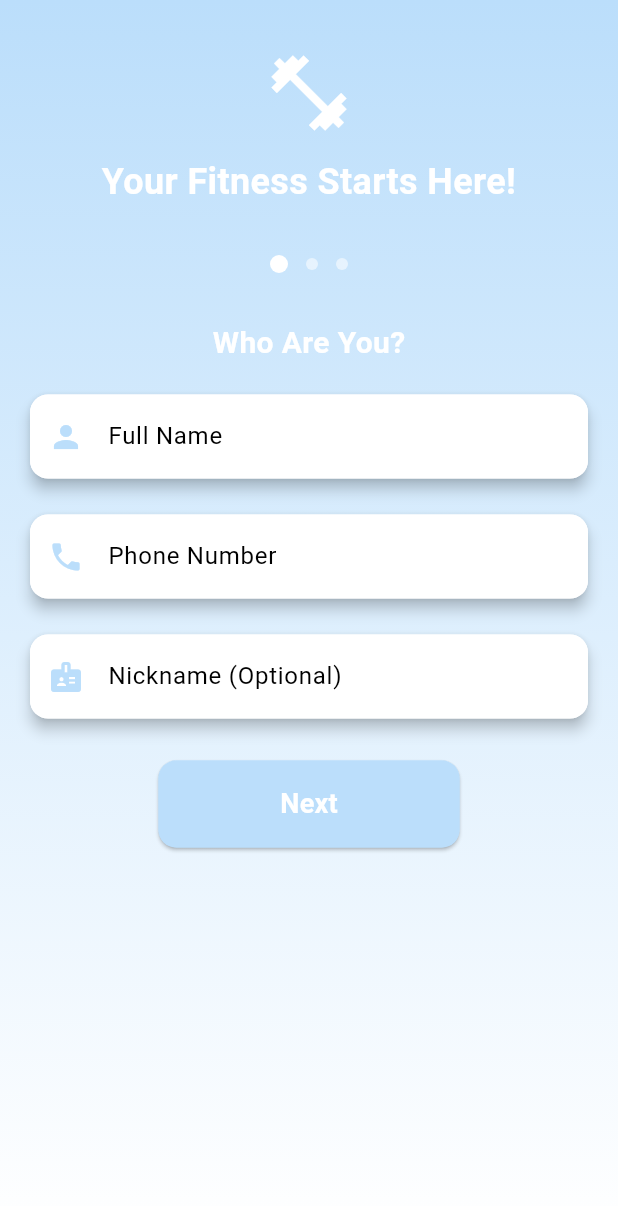
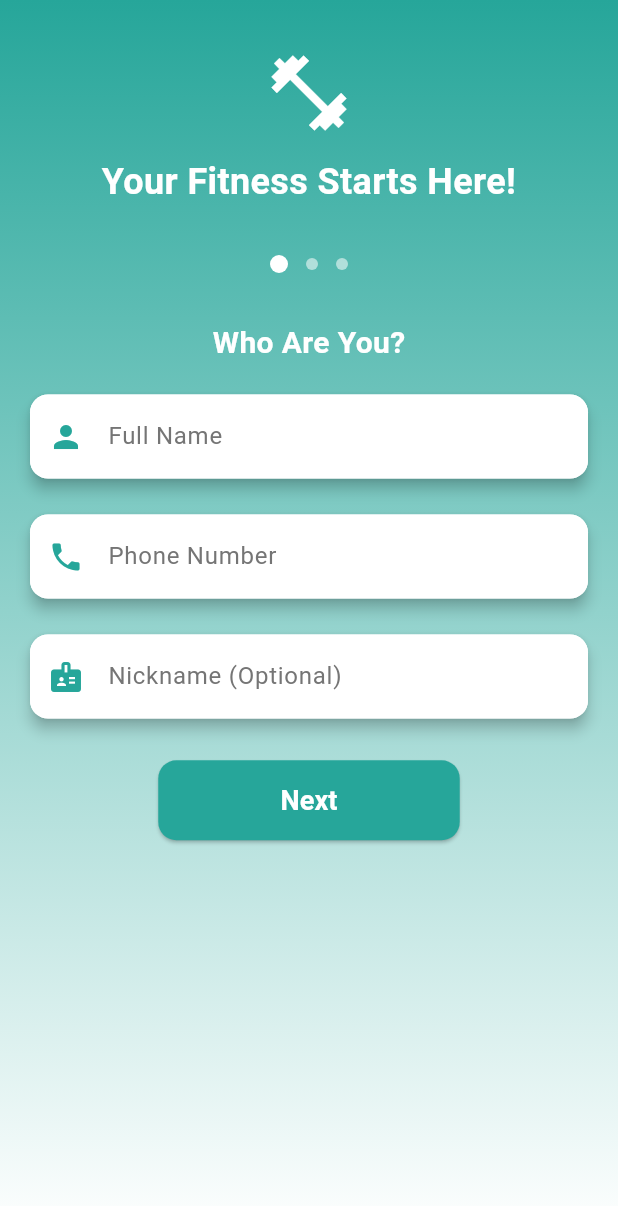
Before and after one commit to venkatesh2344/fitbyte, a Flutter app: the OnboardingScreen screen opened directly, on a phone screen of 412 x 824 dp. Shown: the top 1206 px of the screen. Run offline on Flutter 3.47's test engine with Material 3 defaults, Android fonts, the phone set to English and light mode, and no system bars; our stand-ins replace fl_chart, get, sqflite, syncfusion_flutter_gauges; accounts and stored records are empty.

Commit message:
new changes

```diff
--- a/fitbyte/lib/dashboard/dashboard_header.dart
+++ b/fitbyte/lib/dashboard/dashboard_header.dart
@@ -26,7 +26,7 @@ class DashboardHeader extends StatelessWidget {
           children: [
             const Spacer(),
             Text(
-              'FitByte Dashboard',
+              'FitByte',
               style: Theme.of(context).textTheme.titleLarge?.copyWith(
                 fontSize: 24,
                 fontWeight: FontWeight.bold,
--- a/fitbyte/lib/theme/themecontroller.dart
+++ b/fitbyte/lib/theme/themecontroller.dart
@@ -19,25 +19,62 @@ class ThemeController extends GetxController {
   }
 
   ThemeData get theme => ThemeData(
-        primaryColor: gender.value == 'female' ? Colors.pink[100] : Colors.blue[100],
+        primaryColor: gender.value == 'female' ? const Color(0xFFFF6B6B) : const Color(0xFF26A69A),
         colorScheme: ColorScheme.fromSwatch().copyWith(
-          primary: gender.value == 'female' ? Colors.pink[100] : Colors.blue[100],
-          secondary: gender.value == 'female' ? Colors.pink[200] : Colors.blue[200],
-          surface: Colors.white,
+          primary: gender.value == 'female' ? const Color(0xFFFF6B6B) : const Color(0xFF26A69A),
+          secondary: gender.value == 'female' ? const Color(0xFFFF8787) : const Color(0xFF4DB6AC),
+          surface: const Color(0xFFFAFAFA),
+          onPrimary: Colors.white,
+          onSecondary: Colors.white,
+          onSurface: const Color(0xFF212121),
         ),
-        scaffoldBackgroundColor: Colors.white,
+        scaffoldBackgroundColor: const Color(0xFFFAFAFA),
         textTheme: const TextTheme(
-          bodyMedium: TextStyle(color: Colors.black87),
+          bodyMedium: TextStyle(color: Color(0xFF212121)),
           titleLarge: TextStyle(
-            color: Colors.black87,
+            color: Color(0xFF212121),
             fontWeight: FontWeight.bold,
           ),
+          titleMedium: TextStyle(
+            color: Color(0xFF212121),
+            fontWeight: FontWeight.w600,
+          ),
+          bodySmall: TextStyle(color: Color(0xFF757575)),
         ),
         elevatedButtonTheme: ElevatedButtonThemeData(
           style: ElevatedButton.styleFrom(
-            backgroundColor: gender.value == 'female' ? Colors.pink[200] : Colors.blue[200],
+            backgroundColor: gender.value == 'female' ? const Color(0xFFFF8787) : const Color(0xFF4DB6AC),
             foregroundColor: Colors.white,
+            shape: RoundedRectangleBorder(borderRadius: BorderRadius.circular(8)),
+            textStyle: const TextStyle(fontWeight: FontWeight.w600),
           ),
+        ),
+        iconTheme: IconThemeData(
+          color: gender.value == 'female' ? const Color(0xFFFF6B6B) : const Color(0xFF26A69A),
+        ),
+        bottomNavigationBarTheme: BottomNavigationBarThemeData(
+          backgroundColor: const Color(0xFFFAFAFA),
+          selectedItemColor: gender.value == 'female' ? const Color(0xFFFF6B6B) : const Color(0xFF26A69A),
+          unselectedItemColor: const Color(0xFF757575),
+          selectedLabelStyle: const TextStyle(fontWeight: FontWeight.w600),
+          unselectedLabelStyle: const TextStyle(fontWeight: FontWeight.w400),
+        ),
+        cardTheme: CardThemeData(
+          color: Colors.white,
+          elevation: 4,
+          shape: RoundedRectangleBorder(borderRadius: BorderRadius.circular(12)),
+        ),
+        inputDecorationTheme: InputDecorationTheme(
+          border: OutlineInputBorder(borderRadius: BorderRadius.circular(8)),
+          focusedBorder: OutlineInputBorder(
+            borderSide: BorderSide(
+              color: gender.value == 'female' ? const Color(0xFFFF6B6B) : const Color(0xFF26A69A),
+              width: 2,
+            ),
+            borderRadius: BorderRadius.circular(8),
+          ),
+          labelStyle: const TextStyle(color: Color(0xFF757575)),
+          prefixIconColor: gender.value == 'female' ? const Color(0xFFFF6B6B) : const Color(0xFF26A69A),
         ),
       );
 
@@ -49,8 +86,7 @@ class ThemeController extends GetxController {
     required String gender,
     required double height,
     required String activityLevel,
-        required String heightUnit,
-
+    required String heightUnit,
   }) async {
     try {
       this.gender.value = gender;
@@ -62,8 +98,7 @@ class ThemeController extends GetxController {
         gender: gender,
         height: height,
         activityLevel: activityLevel,
-              heightUnit: heightUnit,
-
+        heightUnit: heightUnit,
       );
       Get.changeTheme(theme); // Update theme dynamically
     } catch (e) {
```
Also changed, not shown: fitbyte/lib/Landing Page/landing_page.dart (+164 -60 lines), fitbyte/lib/dashboard/dashboard_bottom.dart (+10 -13 lines).
